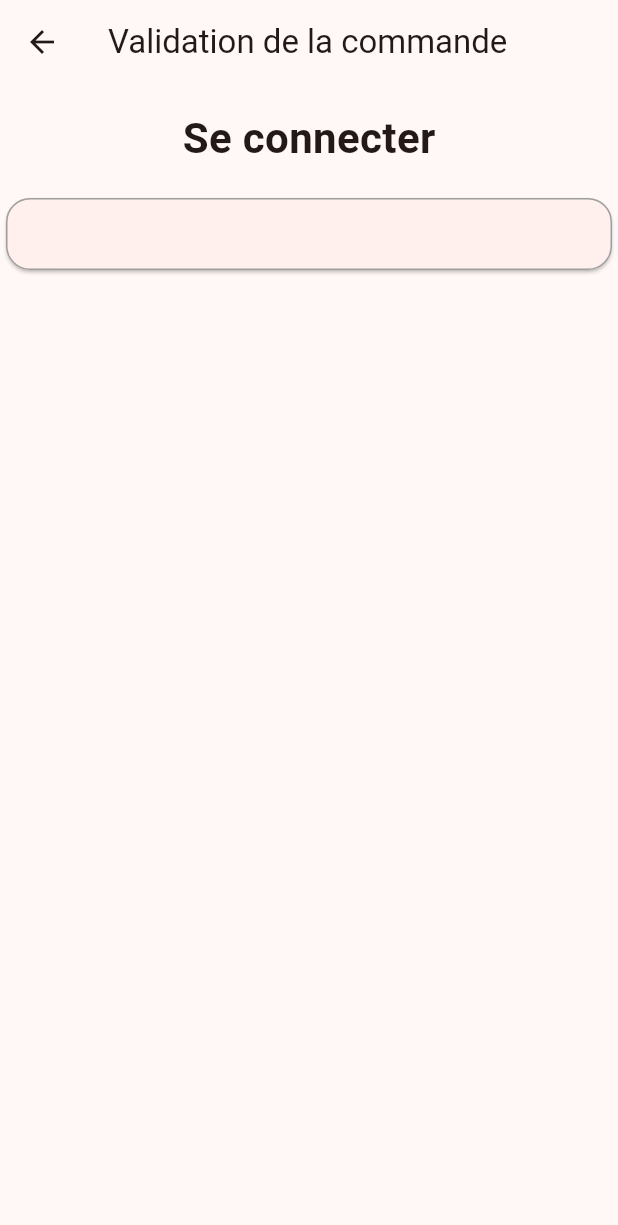
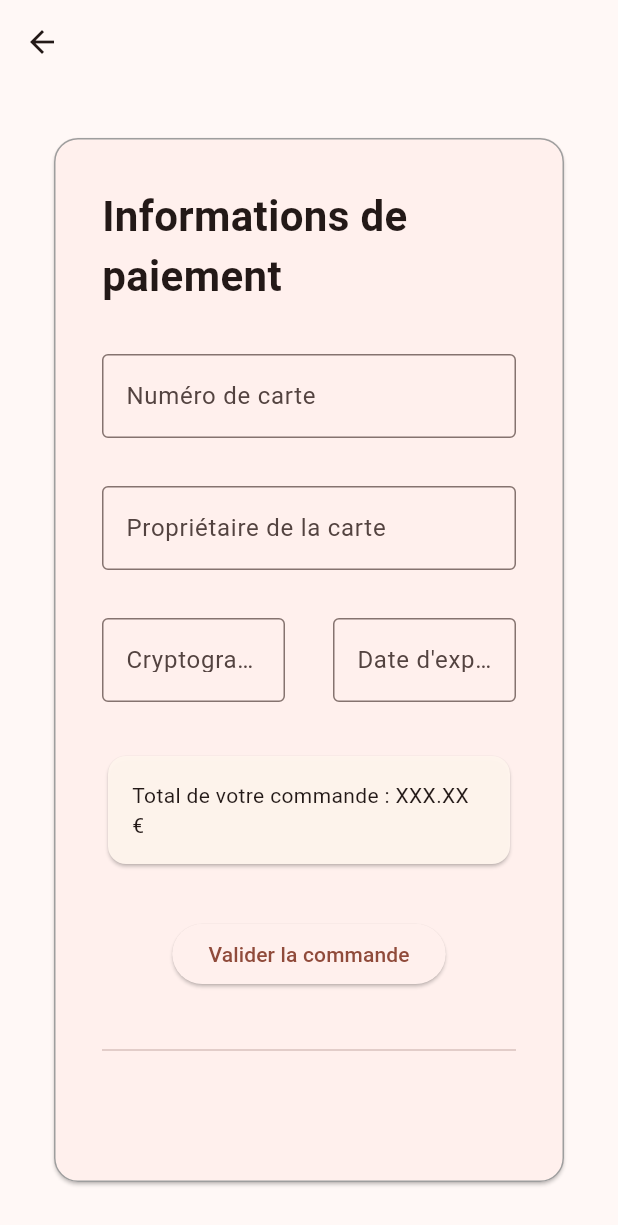
Before and after one commit to Rapsol272/breizhsport, a Flutter app: the PaymentPage screen opened directly with empty values, on a phone screen of 412 x 824 dp. Shown: the top 1225 px of the screen. Run offline on Flutter 3.47's test engine with Material 3 defaults, Android fonts, the phone set to English and light mode, and no system bars; our stand-ins replace cloud_firestore, firebase_auth, firebase_core; missing offline and left inert: dart:js_interop; accounts and stored records are empty.

Commit message:
Right column

```diff
--- a/breizhsport/lib/View/PaymentPage.dart
+++ b/breizhsport/lib/View/PaymentPage.dart
@@ -13,6 +13,24 @@ class PaymentPage extends StatefulWidget {
 class _PaymentPageState extends State<PaymentPage> {
   final _formKey = GlobalKey<FormState>();
   bool _isLoading = false;
+
+  // Adresse
+  final TextEditingController _adresseController = TextEditingController();
+  final TextEditingController _cpController = TextEditingController();
+  final TextEditingController _villeController = TextEditingController();
+
+  // Adresse livraison
+  final TextEditingController _adresseLivraisonController =
+      TextEditingController();
+  final TextEditingController _cpLivraisonController = TextEditingController();
+  final TextEditingController _villeLivraisonController =
+      TextEditingController();
+
+  // Carte
+  final TextEditingController _numeroCarteController = TextEditingController();
+  final TextEditingController _cvcController = TextEditingController();
+  final TextEditingController _dateFinController = TextEditingController();
+  final TextEditingController _nomCarteController = TextEditingController();
 
   @override
   Widget build(BuildContext context) {
@@ -162,45 +180,102 @@ class _PaymentPageState extends State<PaymentPage> {
     //   ),
     // );
     return Scaffold(
-        appBar: AppBar(
-          title: const Text('Validation de la commande'),
-        ),
+        appBar: AppBar(),
         body: Center(
           child: Container(
-          alignment: Alignment.center,
+            // Add padding to center the child in the middle of the screen
+            padding: const EdgeInsets.all(32),
             constraints: const BoxConstraints(
-            maxWidth: 840,
+              maxWidth: 640,
             ),
-          child:
-              Column(crossAxisAlignment: CrossAxisAlignment.center, children: [
-            const SizedBox(height: 16),
-            const Text(
-              "Se connecter",
-              style: TextStyle(fontSize: 28, fontWeight: FontWeight.bold),
-            ),
-            const SizedBox(height: 16),
-            Card(
+            child: Card(
               // Add a border to the card
               shape: RoundedRectangleBorder(
                   borderRadius: BorderRadius.circular(16),
                   side: const BorderSide(color: Colors.grey)),
               child: Padding(
-                padding: const EdgeInsets.all(16),
-                child: Row(
+                  padding: const EdgeInsets.all(32),
+                  child: Column(children: [
+                    const Text(
+                      "Informations de paiement",
+                      style:
+                          TextStyle(fontSize: 28, fontWeight: FontWeight.bold),
+                    ),
+                    const SizedBox(height: 32),
+                    TextField(
+                      controller: _numeroCarteController,
+                      decoration: const InputDecoration(
+                        border: OutlineInputBorder(
+                          borderSide: BorderSide(width: 1),
+                        ),
+                        labelText: 'Numéro de carte',
+                      ),
+                    ),
+                    const SizedBox(height: 32),
+                    TextField(
+                      controller: _nomCarteController,
+                      decoration: const InputDecoration(
+                        border: OutlineInputBorder(
+                          borderSide: BorderSide(width: 1),
+                        ),
+                        labelText: 'Propriétaire de la carte',
+                      ),
+                    ),
+                    const SizedBox(height: 32),
+                    // Row of text fields
+                    Row(
                       children: [
-                    Container(),
-                    const SizedBox(width: 16),
-                    Column(),
-                    const VerticalDivider(
-                      color: Colors.grey,
+                        Expanded(
+                          child: TextField(
+                            controller: _cvcController,
+                            decoration: const InputDecoration(
+                              border: OutlineInputBorder(
+                                borderSide: BorderSide(width: 1),
                               ),
-                    const SizedBox(height: 16),
-                    Column(),
+                              labelText: 'Cryptogramme',
+                            ),
+                          ),
+                        ),
+                        const SizedBox(width: 32),
+                        Expanded(
+                          child: TextField(
+                            controller: _dateFinController,
+                            decoration: const InputDecoration(
+                              border: OutlineInputBorder(
+                                borderSide: BorderSide(width: 1),
+                              ),
+                              labelText: 'Date d\'expiration',
+                            ),
+                          ),
+                        ),
                       ],
                     ),
+
+                    const SizedBox(height: 32),
+                    const Column(
+                      crossAxisAlignment: CrossAxisAlignment.stretch,
+                      children: [
+                        Card(
+                          color: Color.fromARGB(247, 255, 245, 237),
+                          child: Padding(
+                            padding: EdgeInsets.all(16),
+                            child: Text("Total de votre commande : XXX.XX €"),
                           ),
-            )
-          ]),
-        )));
+                        ),
+                      ],
+                    ),
+
+                    const SizedBox(height: 32),
+                    ElevatedButton(
+                      onPressed: () => {},
+                      child: const Text('Valider la commande'),
+                    ),
+                    const SizedBox(height: 32),
+                    const Divider(),
+                    const SizedBox(height: 32),
+                  ])),
+            ),
+          ),
+        ));
   }
 }
```
Lines whose indentation alone changed are shown as unchanged.
